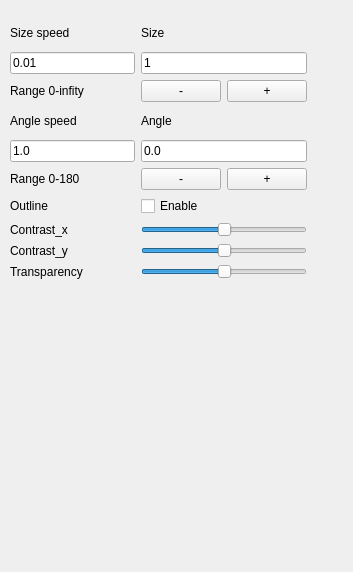
Qt form control.ui (fangrh/transfer_draw) before a commit.
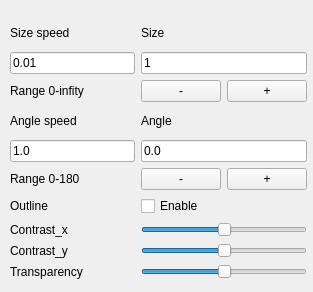
The same form after that commit.

```diff
--- a/control.ui
+++ b/control.ui
@@ -6,8 +6,8 @@
    <rect>
     <x>0</x>
     <y>0</y>
-    <width>353</width>
-    <height>572</height>
+    <width>313</width>
+    <height>292</height>
    </rect>
   </property>
   <property name="windowTitle">
```
Left out of the diff: 4 changed lines with no effect on the pictures.
